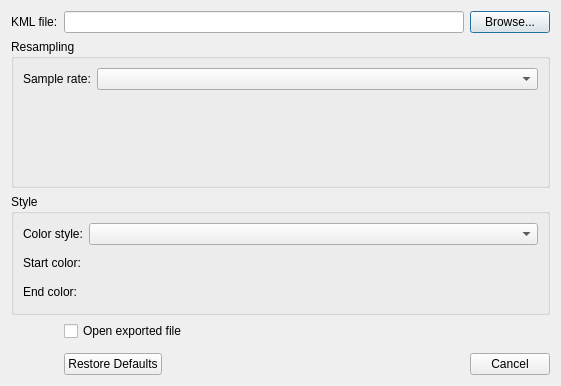
This is src/Plugin/src/Export/KMLExport/src/KMLExportDialog.ui in till213/SkyDolly as Qt 5 draws it before an edit. The edited form follows.
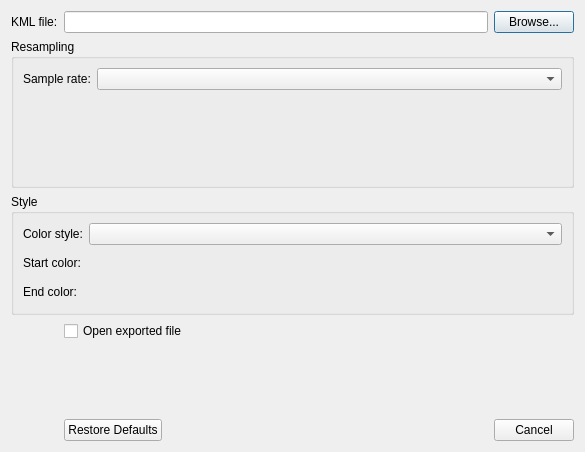
This is the edited form.

Patch:
```diff
--- a/src/Plugin/src/Export/KMLExport/src/KMLExportDialog.ui
+++ b/src/Plugin/src/Export/KMLExport/src/KMLExportDialog.ui
@@ -6,8 +6,8 @@
    <rect>
     <x>0</x>
     <y>0</y>
-    <width>554</width>
-    <height>386</height>
+    <width>585</width>
+    <height>452</height>
    </rect>
   </property>
   <property name="windowTitle">
```
Left out of the diff: 8 changed lines with no effect on the pictures.
